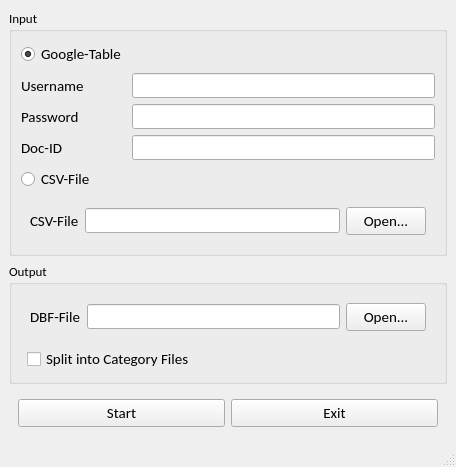
The window that Table2DBF_Main.ui (nylser/P-Seminar-Util) describes before a commit, drawn with Qt 5.
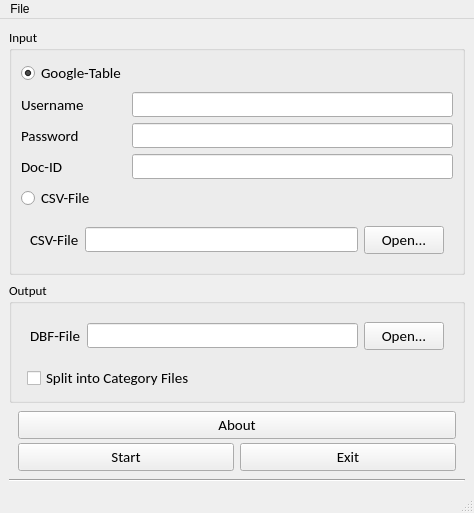
The same window after the commit. Icons and pictures are not drawn.

What changed in the file:
```diff
--- a/Table2DBF_Main.ui
+++ b/Table2DBF_Main.ui
@@ -7,8 +7,8 @@
    <rect>
     <x>0</x>
     <y>0</y>
-    <width>456</width>
-    <height>444</height>
+    <width>474</width>
+    <height>504</height>
    </rect>
   </property>
   <property name="windowTitle">
@@ -252,36 +252,101 @@
         <pointsize>11</pointsize>
        </font>
       </property>
-      <layout class="QHBoxLayout" name="horizontalLayout_3">
+      <layout class="QVBoxLayout" name="verticalLayout_2">
+       <property name="spacing">
+        <number>0</number>
+       </property>
+       <property name="leftMargin">
+        <number>0</number>
+       </property>
+       <property name="topMargin">
+        <number>0</number>
+       </property>
+       <property name="rightMargin">
+        <number>0</number>
+       </property>
+       <property name="bottomMargin">
+        <number>0</number>
+       </property>
        <item>
-        <widget class="QPushButton" name="start_button">
-         <property name="font">
-          <font>
-           <family>Calibri</family>
-           <pointsize>11</pointsize>
-          </font>
-         </property>
-         <property name="text">
-          <string>Start</string>
-         </property>
+        <widget class="QWidget" name="widget_5" native="true">
+         <layout class="QHBoxLayout" name="horizontalLayout_3">
+          <property name="leftMargin">
+           <number>9</number>
+          </property>
+          <property name="topMargin">
+           <number>2</number>
+          </property>
+          <property name="rightMargin">
+           <number>9</number>
+          </property>
+          <property name="bottomMargin">
+           <number>2</number>
+          </property>
+          <item>
+           <widget class="QPushButton" name="about_button">
+            <property name="text">
+             <string>About</string>
+            </property>
+           </widget>
+          </item>
+         </layout>
         </widget>
        </item>
        <item>
-        <widget class="QPushButton" name="exit_button">
-         <property name="font">
-          <font>
-           <family>Calibri</family>
-           <pointsize>11</pointsize>
-          </font>
-         </property>
-         <property name="text">
-          <string>Exit</string>
-         </property>
+        <widget class="QWidget" name="widget_4" native="true">
+         <layout class="QHBoxLayout" name="horizontalLayout_4">
+          <property name="leftMargin">
+           <number>9</number>
+          </property>
+          <property name="topMargin">
+           <number>2</number>
+          </property>
+          <property name="rightMargin">
+           <number>9</number>
+          </property>
+          <property name="bottomMargin">
+           <number>2</number>
+          </property>
+          <item>
+           <widget class="QPushButton" name="start_button">
+            <property name="font">
+             <font>
+              <family>Calibri</family>
+              <pointsize>11</pointsize>
+             </font>
+            </property>
+            <property name="text">
+             <string>Start</string>
+            </property>
+           </widget>
+          </item>
+          <item>
+           <widget class="QPushButton" name="exit_button">
+            <property name="font">
+             <font>
+              <family>Calibri</family>
+              <pointsize>11</pointsize>
+             </font>
+            </property>
+            <property name="text">
+             <string>Exit</string>
+            </property>
+           </widget>
+          </item>
+         </layout>
         </widget>
        </item>
       </layout>
      </widget>
     </item>
+    <item>
+     <widget class="Line" name="line">
+      <property name="orientation">
+       <enum>Qt::Horizontal</enum>
+      </property>
+     </widget>
+    </item>
    </layout>
   </widget>
   <widget class="QMenuBar" name="menubar">
@@ -289,10 +354,18 @@
     <rect>
      <x>0</x>
      <y>0</y>
-     <width>456</width>
+     <width>474</width>
      <height>21</height>
     </rect>
    </property>
+   <widget class="QMenu" name="menuTest">
+    <property name="title">
+     <string>File</string>
+    </property>
+    <addaction name="actionAbout"/>
+    <addaction name="actionExit"/>
+   </widget>
+   <addaction name="menuTest"/>
   </widget>
   <widget class="QStatusBar" name="statusbar"/>
  </widget>
```
Left out of the diff: 93 changed lines with no effect on the pictures.
